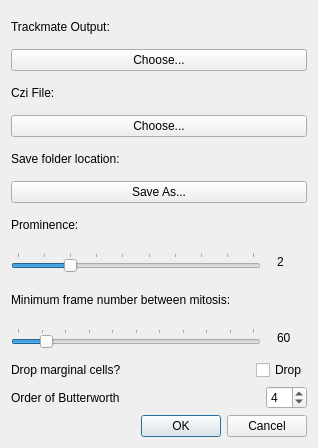
This is UI/configurations_v1.ui in CookiesPeter/MitoLength as Qt 5 draws it before an edit. The edited form follows.
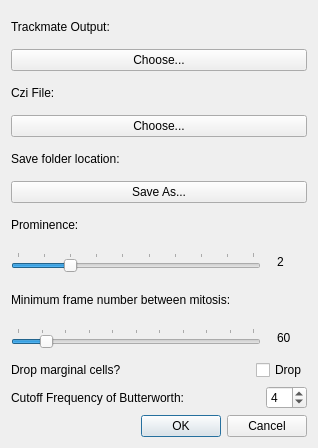
This is the edited form.

What changed in the file:
```diff
--- a/UI/configurations_v1.ui
+++ b/UI/configurations_v1.ui
@@ -216,7 +216,7 @@
      <item>
       <widget class="QLabel" name="label_6">
        <property name="text">
-        <string>Order of Butterworth</string>
+        <string>Cutoff Frequency of Butterworth:</string>
        </property>
       </widget>
      </item>
```
Left out of the diff: 44 changed lines with no effect on the pictures.
